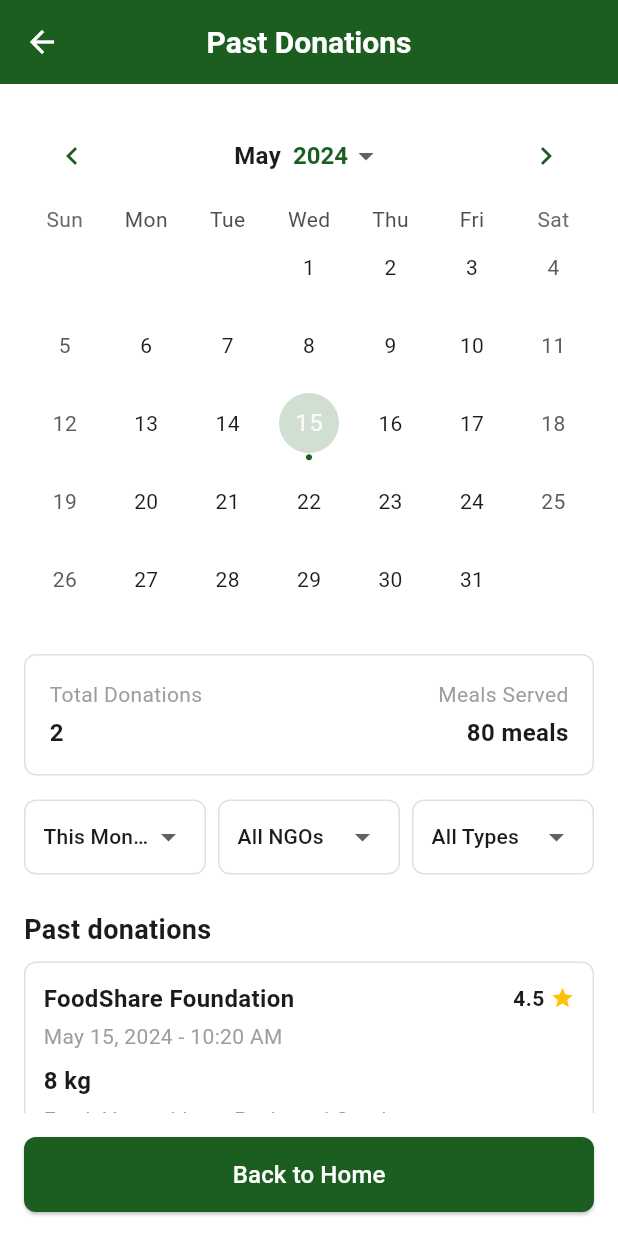
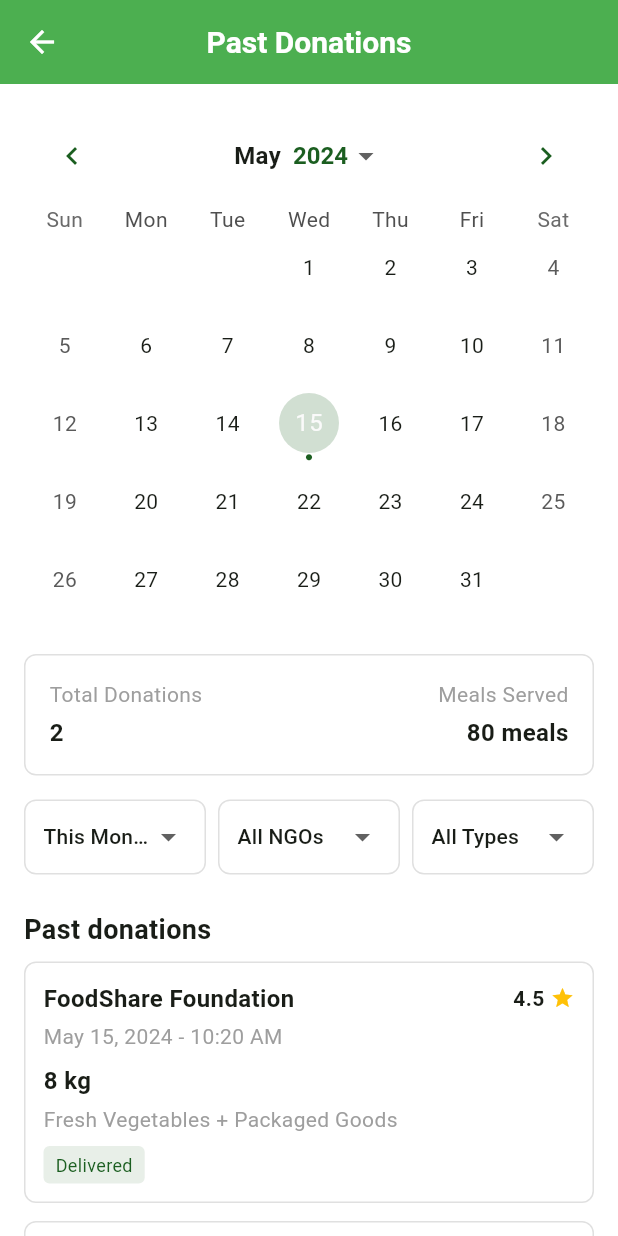
Before and after one commit to UmerNoor-cmd/Taqseem, a Flutter app: the PastDonationScreen screen opened directly, on a phone screen of 412 x 824 dp. Run offline on Flutter 3.47's test engine with Material 3 defaults, Android fonts, the phone set to English and light mode, and no system bars; drawn by our look-alikes of table_calendar; our stand-ins replace google_maps_flutter.

Commit message:
Made some changes in the Past Donations Page

```diff
--- a/lib/screens/past_donations/past_donation.dart
+++ b/lib/screens/past_donations/past_donation.dart
@@ -118,7 +118,7 @@
         ),
         centerTitle: true,
         elevation: 0,
-        backgroundColor: const Color(0xFF1B5E20),
+        backgroundColor: Colors.green,
       ),
       body: Column(
         children: [
@@ -471,23 +471,23 @@
             ),
           ),
 
-          // Fixed Back Button at bottom
-          Container(
-            padding: const EdgeInsets.all(16),
-            color: Colors.white,
-            child: ElevatedButton(
-              onPressed: () => Navigator.pop(context),
-              style: ElevatedButton.styleFrom(
-                backgroundColor: const Color(0xFF1B5E20),
-                foregroundColor: Colors.white,
-                minimumSize: const Size(double.infinity, 50),
-                shape: RoundedRectangleBorder(
-                  borderRadius: BorderRadius.circular(8),
-                ),
-              ),
-              child: const Text('Back to Home', style: TextStyle(fontSize: 16)),
-            ),
-          ),
+          // // Fixed Back Button at bottom
+          // Container(
+          //   padding: const EdgeInsets.all(16),
+          //   color: Colors.white,
+          //   child: ElevatedButton(
+          //     onPressed: () => Navigator.pop(context),
+          //     style: ElevatedButton.styleFrom(
+          //       backgroundColor: const Color(0xFF1B5E20),
+          //       foregroundColor: Colors.white,
+          //       minimumSize: const Size(double.infinity, 50),
+          //       shape: RoundedRectangleBorder(
+          //         borderRadius: BorderRadius.circular(8),
+          //       ),
+          //     ),
+          //     child: const Text('Back to Home', style: TextStyle(fontSize: 16)),
+          //   ),
+          // ),
         ],
       ),
     );
```
Also changed, not shown: assets/images/Process flow diagram.png (added).
